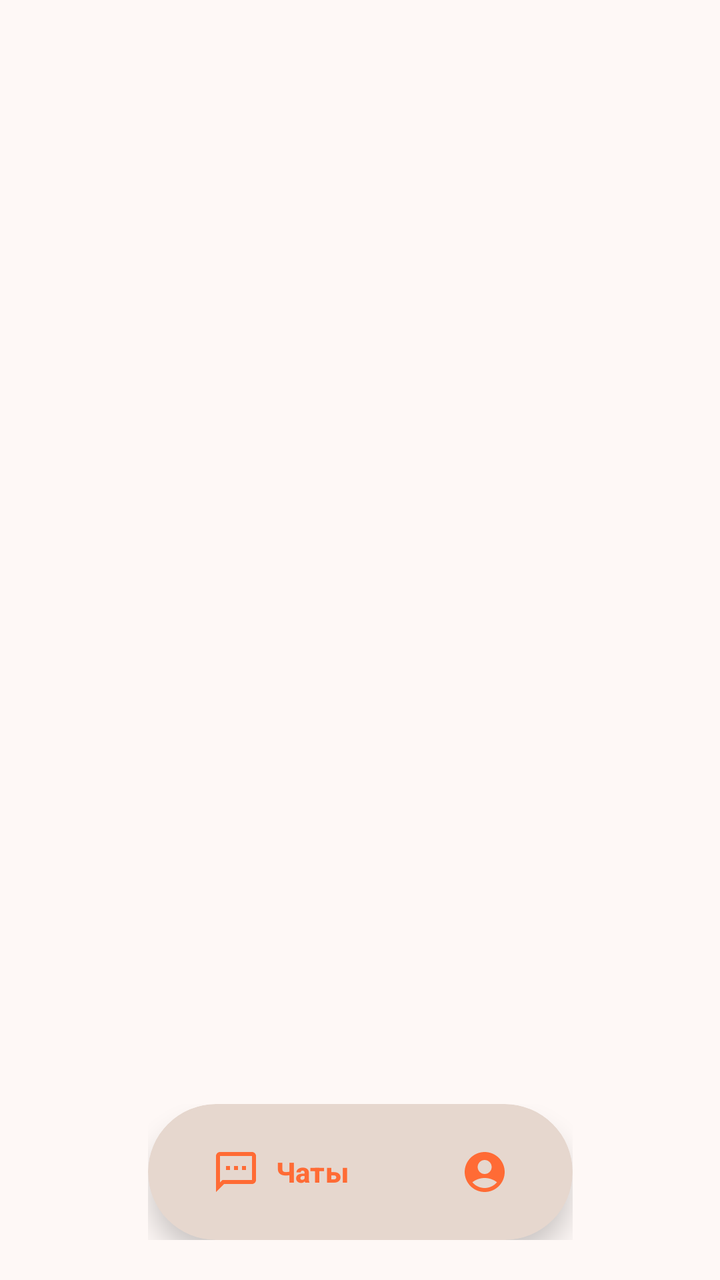
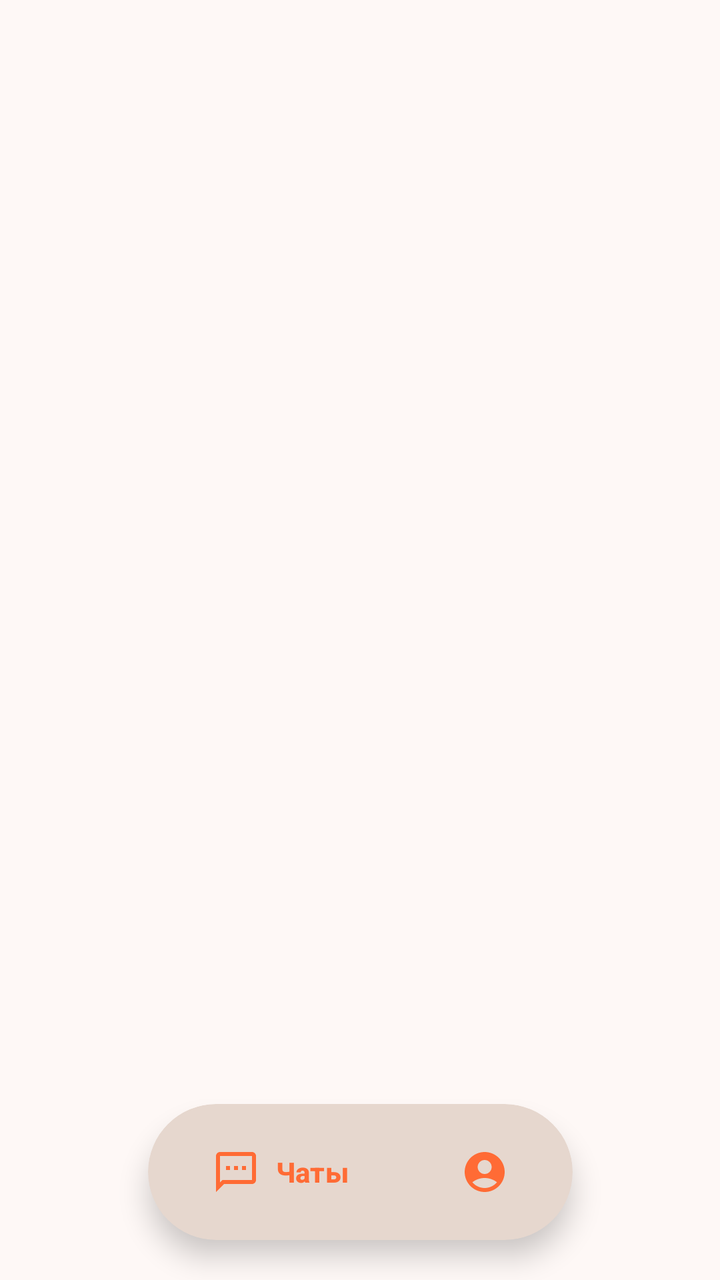

Two renders of the same Android screen: before a commit and after it. Below are the layout's source before the change and the commit's diff.
<!-- AndroidManifest.xml: activity theme Theme.BarkfluffClientAndroid -->
<!-- res/layout/activity_main.xml -->
<?xml version="1.0" encoding="utf-8"?>
<androidx.constraintlayout.widget.ConstraintLayout xmlns:android="http://schemas.android.com/apk/res/android"
    xmlns:app="http://schemas.android.com/apk/res-auto"
    android:layout_width="match_parent"
    android:layout_height="match_parent"
    android:background="?android:attr/colorBackground"
    android:fitsSystemWindows="true">

    
    <FrameLayout
        android:id="@+id/fragmentContainer"
        android:layout_width="0dp"
        android:layout_height="0dp"
        app:layout_constraintTop_toTopOf="parent"
        app:layout_constraintBottom_toBottomOf="parent"
        app:layout_constraintStart_toStartOf="parent"
        app:layout_constraintEnd_toEndOf="parent" />

    
    <com.google.android.material.bottomnavigation.BottomNavigationView
        android:id="@+id/bottomNavigation"
        android:layout_width="0dp"
        android:layout_height="0dp"
        android:visibility="gone" />

    
    <LinearLayout
        android:id="@+id/floatingNavContainer"
        android:layout_width="wrap_content"
        android:layout_height="wrap_content"
        android:layout_marginBottom="20dp"
        android:clipChildren="false"
        android:clipToPadding="false"
        android:gravity="center_vertical"
        android:orientation="horizontal"
        app:layout_constraintBottom_toBottomOf="parent"
        app:layout_constraintEnd_toEndOf="parent"
        app:layout_constraintStart_toStartOf="parent">

        <com.google.android.material.card.MaterialCardView
            android:id="@+id/bottomNavCard"
            android:layout_width="wrap_content"
            android:layout_height="68dp"
            android:clipChildren="false"
            android:clipToPadding="false"
            app:cardBackgroundColor="@color/floating_nav_group"
            app:cardCornerRadius="34dp"
            app:cardElevation="8dp"
            app:cardUseCompatPadding="false"
            app:strokeWidth="0dp">

            <LinearLayout
                android:id="@+id/floatingNavTabs"
                android:layout_width="wrap_content"
                android:layout_height="match_parent"
                android:clipChildren="false"
                android:clipToPadding="false"
                android:gravity="center_vertical"
                android:orientation="horizontal"
                android:padding="8dp">

                <FrameLayout
                    android:id="@+id/chatNavTab"
                    android:layout_width="wrap_content"
                    android:layout_height="52dp"
                    android:clipChildren="false"
                    android:clipToPadding="false">

                    <com.google.android.material.button.MaterialButton
                        android:id="@+id/chatNavButton"
                        style="?attr/materialButtonOutlinedStyle"
                        android:layout_width="wrap_content"
                        android:layout_height="52dp"
                        android:insetTop="0dp"
                        android:insetBottom="0dp"
                        android:minWidth="0dp"
                        android:minHeight="0dp"
                        android:text="@string/nav_chats"
                        android:textAllCaps="false"
                        android:textStyle="bold"
                        app:cornerRadius="26dp"
                        app:icon="@drawable/ic_chat_bubble"
                        app:iconGravity="textStart"
                        app:iconPadding="8dp"
                        app:iconSize="24dp"
                        app:strokeWidth="0dp" />

                    <TextView
                        android:id="@+id/chatUnreadBadge"
                        android:layout_width="wrap_content"
                        android:layout_height="17dp"
                        android:layout_gravity="top|end"
                        android:background="@drawable/bg_floating_nav_badge"
                        android:gravity="center"
                        android:minWidth="17dp"
                        android:paddingHorizontal="4dp"
                        android:textColor="@color/floating_nav_badge_text"
                        android:textSize="10sp"
                        android:textStyle="bold"
                        android:translationX="4dp"
                        android:translationY="-4dp"
                        android:visibility="gone" />

                </FrameLayout>

                <FrameLayout
                    android:id="@+id/callsNavTab"
                    android:layout_width="wrap_content"
                    android:layout_height="52dp"
                    android:layout_marginStart="8dp"
                    android:visibility="gone">

                    <com.google.android.material.button.MaterialButton
                        android:id="@+id/callsNavButton"
                        style="?attr/materialButtonOutlinedStyle"
                        android:layout_width="wrap_content"
                        android:layout_height="52dp"
                        android:insetTop="0dp"
                        android:insetBottom="0dp"
                        android:minWidth="0dp"
                        android:minHeight="0dp"
                        android:textAllCaps="false"
                        android:textStyle="bold"
                        app:cornerRadius="26dp"
                        app:icon="@drawable/ic_phone"
                        app:iconGravity="textStart"
                        app:iconPadding="0dp"
                        app:iconSize="24dp"
                        app:strokeWidth="0dp" />

                </FrameLayout>

                <FrameLayout
                    android:id="@+id/profileNavTab"
                    android:layout_width="wrap_content"
                    android:layout_height="52dp"
                    android:layout_marginStart="8dp">

                    <com.google.android.material.button.MaterialButton
                        android:id="@+id/profileNavButton"
                        style="?attr/materialButtonOutlinedStyle"
                        android:layout_width="wrap_content"
                        android:layout_height="52dp"
                        android:insetTop="0dp"
                        android:insetBottom="0dp"
                        android:minWidth="0dp"
                        android:minHeight="0dp"
                        android:textAllCaps="false"
                        android:textStyle="bold"
                        app:cornerRadius="26dp"
                        app:icon="@drawable/ic_account"
                        app:iconGravity="textStart"
                        app:iconPadding="0dp"
                        app:iconSize="24dp"
                        app:strokeWidth="0dp" />

                    <View
                        android:id="@+id/profileUpdateBadge"
                        android:layout_width="8dp"
                        android:layout_height="8dp"
                        android:layout_gravity="top|end"
                        android:background="@drawable/bg_floating_nav_update_badge"
                        android:translationX="-2dp"
                        android:translationY="4dp"
                        android:visibility="gone" />

                </FrameLayout>

            </LinearLayout>

        </com.google.android.material.card.MaterialCardView>

        <com.google.android.material.floatingactionbutton.FloatingActionButton
            android:id="@+id/createChatFab"
            android:layout_width="64dp"
            android:layout_height="64dp"
            android:layout_marginStart="10dp"
            android:contentDescription="@string/cd_new_chat"
            android:visibility="gone"
            app:backgroundTint="@color/floating_nav_fab"
            app:fabCustomSize="64dp"
            app:maxImageSize="26dp"
            app:rippleColor="@color/floating_nav_active"
            app:shapeAppearanceOverlay="@style/ShapeAppearanceOverlay.Barkfluff.FloatingNavFab"
            app:srcCompat="@drawable/ic_edit_square"
            app:tint="@color/floating_nav_fab_content" />

    </LinearLayout>

</androidx.constraintlayout.widget.ConstraintLayout>
<!-- resources referenced by this layout -->
<resources>
  <color name="floating_nav_active">#8C351C</color>
  <color name="floating_nav_badge_text">#8C351C</color>
  <color name="floating_nav_fab">#F0DDD4</color>
  <color name="floating_nav_fab_content">#8C351C</color>
  <color name="floating_nav_group">#E6D7CE</color>
  <!-- drawable bg_floating_nav_badge (drawable) -->
  <?xml version="1.0" encoding="utf-8"?>
  <shape xmlns:android="http://schemas.android.com/apk/res/android"
      android:shape="rectangle">
      <solid android:color="@color/floating_nav_badge" />
      <corners android:radius="9dp" />
  </shape>
  <!-- drawable bg_floating_nav_update_badge (drawable) -->
  <?xml version="1.0" encoding="utf-8"?>
  <shape xmlns:android="http://schemas.android.com/apk/res/android"
      android:shape="oval">
      <solid android:color="@color/floating_nav_update_badge" />
  </shape>
  <!-- drawable ic_account (drawable) -->
  <?xml version="1.0" encoding="utf-8"?>
  <vector xmlns:android="http://schemas.android.com/apk/res/android"
      android:width="24dp"
      android:height="24dp"
      android:viewportWidth="24"
      android:viewportHeight="24">
      <path
          android:fillColor="?attr/colorOnSurface"
          android:pathData="M12,2C6.48,2 2,6.48 2,12s4.48,10 10,10 10,-4.48 10,-10S17.52,2 12,2zM12,6c1.93,0 3.5,1.57 3.5,3.5S13.93,13 12,13s-3.5,-1.57 -3.5,-3.5S10.07,6 12,6zM12,20c-2.03,0 -4.43,-0.82 -6.14,-2.88C7.55,15.8 9.68,15 12,15s4.45,0.8 6.14,2.12C16.43,19.18 14.03,20 12,20z"/>
  </vector>
  <!-- drawable ic_edit_square (drawable) -->
  <?xml version="1.0" encoding="utf-8"?>
  <vector xmlns:android="http://schemas.android.com/apk/res/android"
      android:width="24dp"
      android:height="24dp"
      android:viewportWidth="24"
      android:viewportHeight="24">
      <path
          android:fillColor="#FF000000"
          android:pathData="M3,3h13v2H5v14h14v-11h2v13H3zM20.71,4.04c0.39,-0.39 0.39,-1.02 0,-1.41l-1.34,-1.34c-0.39,-0.39 -1.02,-0.39 -1.41,0L8,11.25V15h3.75L21.71,4.04zM10.92,13H10v-0.92l8.66,-8.66 0.92,0.92L10.92,13z" />
  </vector>
  <string name="cd_new_chat">Новый чат</string>
  <string name="nav_chats">Чаты</string>
  <style name="ShapeAppearanceOverlay.Barkfluff.FloatingNavFab" parent="">
          <item name="cornerFamily">rounded</item>
          <item name="cornerSize">22dp</item>
      </style>
  <style name="Theme.BarkfluffClientAndroid" parent="Base.Theme.BarkfluffClientAndroid" />
  <color name="floating_nav_badge">#FBF4F0</color>
  <color name="floating_nav_update_badge">#BA1A1A</color>
  <color name="primary">#FF6B35</color>
  <color name="on_primary">#FFFFFF</color>
  <color name="primary_container">#FFDAD0</color>
  <color name="on_primary_container">#4A2000</color>
  <color name="secondary">#2196F3</color>
  <color name="on_secondary">#FFFFFF</color>
  <color name="secondary_container">#D0E4FF</color>
  <color name="on_secondary_container">#001F3A</color>
  <color name="tertiary">#785A0B</color>
  <color name="on_tertiary">#FFFFFF</color>
  <color name="tertiary_container">#FFDF9C</color>
  <color name="on_tertiary_container">#261A00</color>
  <color name="error">#BA1A1A</color>
  <color name="on_error">#FFFFFF</color>
  <color name="error_container">#FFDAD6</color>
  <color name="on_error_container">#410002</color>
  <color name="surface">#FEF8F6</color>
  <color name="on_surface">#1C1B1A</color>
  <color name="on_surface_variant">#494544</color>
  <color name="surface_container_lowest">#FFFFFF</color>
  <color name="surface_container_low">#FEF8F6</color>
  <color name="surface_container">#F0F0F0</color>
  <color name="surface_container_high">#E8E8E8</color>
  <color name="surface_container_highest">#E2E2E2</color>
  <color name="outline">#7C7775</color>
  <color name="outline_variant">#CDC6C4</color>
  <color name="background">#FEF8F6</color>
  <color name="on_background">#1C1B1A</color>
  <color name="inverse_surface">#31302E</color>
  <color name="inverse_on_surface">#F5F0EE</color>
  <color name="inverse_primary">#FFB5A0</color>
  <!-- unchanged entries left out for length: 3 -->
</resources>

<!-- the commit's change to res/layout/activity_main.xml (unified diff, before → after) -->
@@ -4,6 +4,8 @@
     android:layout_width="match_parent"
     android:layout_height="match_parent"
     android:background="?android:attr/colorBackground"
+    android:clipChildren="false"
+    android:clipToPadding="false"
     android:fitsSystemWindows="true">
 
     
@@ -28,11 +30,15 @@
         android:id="@+id/floatingNavContainer"
         android:layout_width="wrap_content"
         android:layout_height="wrap_content"
-        android:layout_marginBottom="20dp"
+        android:layout_marginBottom="8dp"
         android:clipChildren="false"
         android:clipToPadding="false"
         android:gravity="center_vertical"
         android:orientation="horizontal"
+        android:paddingStart="8dp"
+        android:paddingTop="4dp"
+        android:paddingEnd="8dp"
+        android:paddingBottom="12dp"
         app:layout_constraintBottom_toBottomOf="parent"
         app:layout_constraintEnd_toEndOf="parent"
         app:layout_constraintStart_toStartOf="parent">
